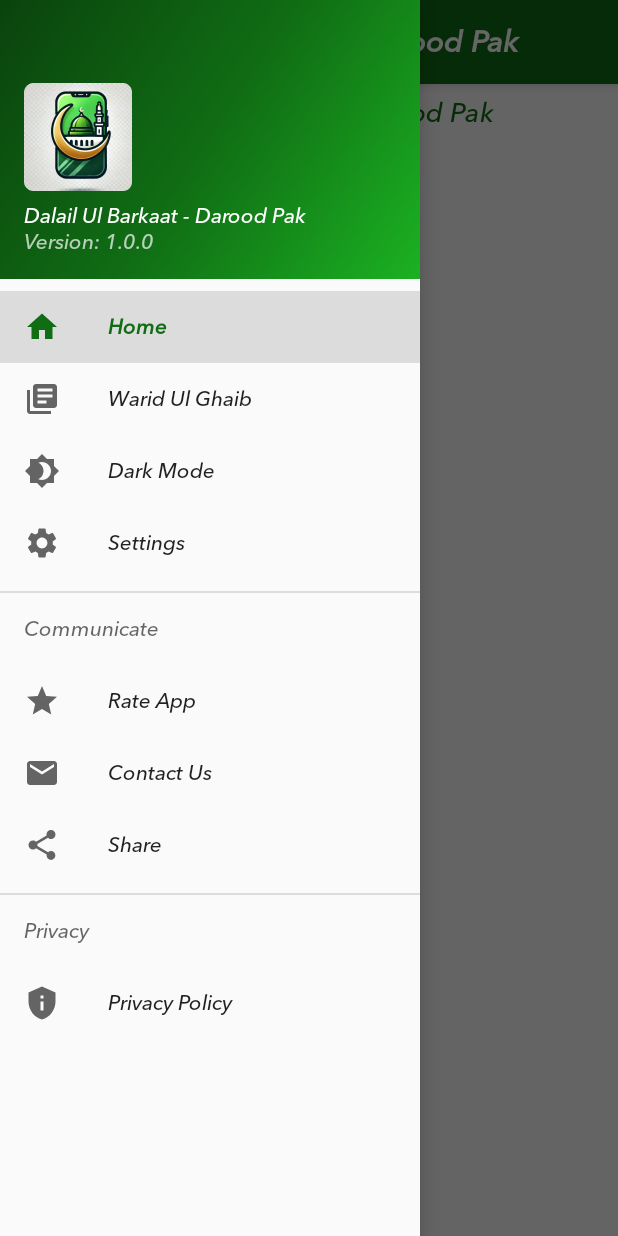
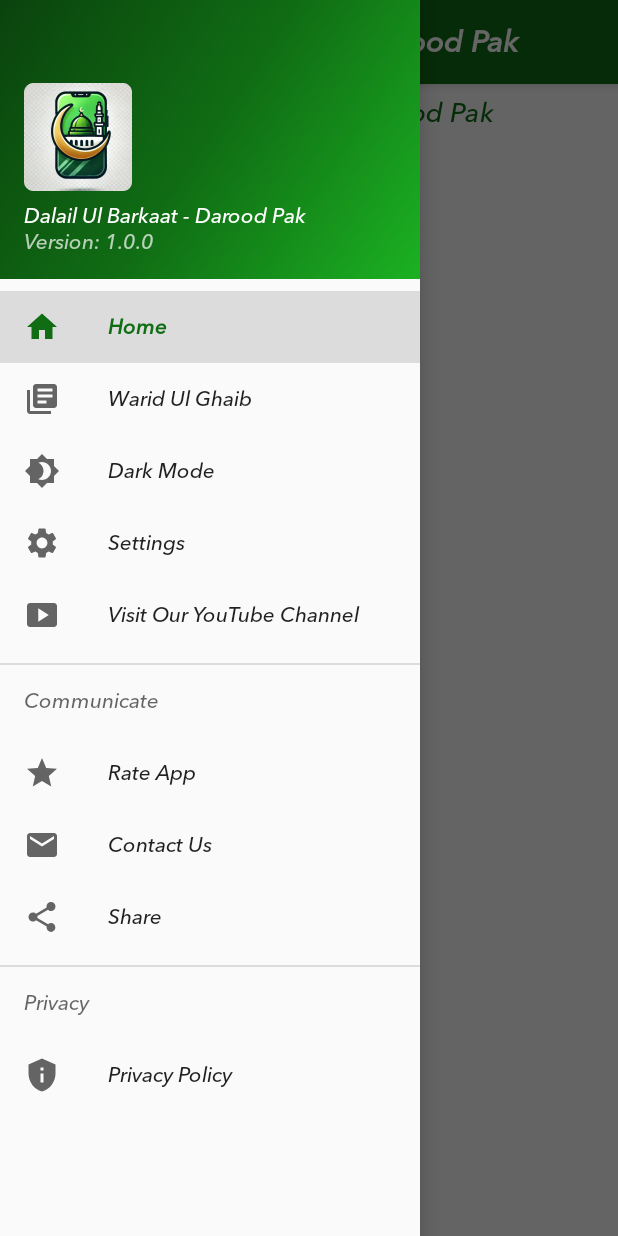
Before and after one commit to lysaan/DalailUlBarkaat, an Android app: the screen it shows after launch (MainActivity), with the side drawer open, on a phone screen of 412 x 824 dp. Run offline under Robolectric (Android 15) with nearby library versions, the phone set to English and light mode, and no system bars; our stand-ins replace Firebase (no records; nobody signed in at launch, a user with empty details on screens opened directly), sdp/ssp sizes.

Commit message:
YouTube link added
Took 13 minutes

```diff
--- a/app/src/main/res/menu/activity_main_drawer.xml
+++ b/app/src/main/res/menu/activity_main_drawer.xml
@@ -20,6 +20,11 @@
       android:id="@+id/nav_settings"
       android:icon="@drawable/ic_settings"
       android:title="@string/settings"
+      android:visible="true" />
+    <item
+      android:id="@+id/nav_youtube"
+      android:icon="@drawable/smart_display"
+      android:title="@string/youtube"
       android:visible="true" />
   </group>
 
--- a/app/src/main/res/values/strings.xml
+++ b/app/src/main/res/values/strings.xml
@@ -38,6 +38,7 @@
     <string name="darood_text">اللَّهُمَّ صَلِّ عَلَى سَيِّدِنَا مُحَمَّدٍ وَعَلَى آلِهِ وَصَحْبِهِ وَسَلَّمْ</string>
     <string name="font1">Font: %1$d</string>
     <string name="email_address">alkaafinternational92@gmail.com</string>
+    <string name="youtube">Visit Our YouTube Channel</string>
 
 
 </resources>
```
Also changed, not shown: app/src/main/java/alkaafinternational92/daroodpakcollection/dalailulbarkaat/BaseActivity.kt (+18 -0 lines).
